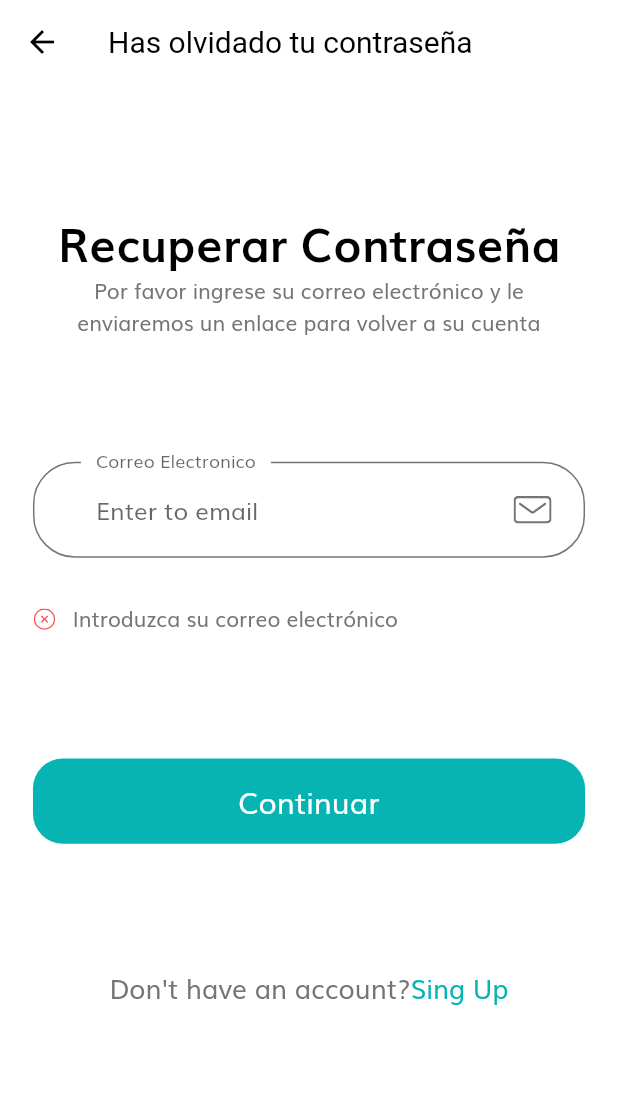
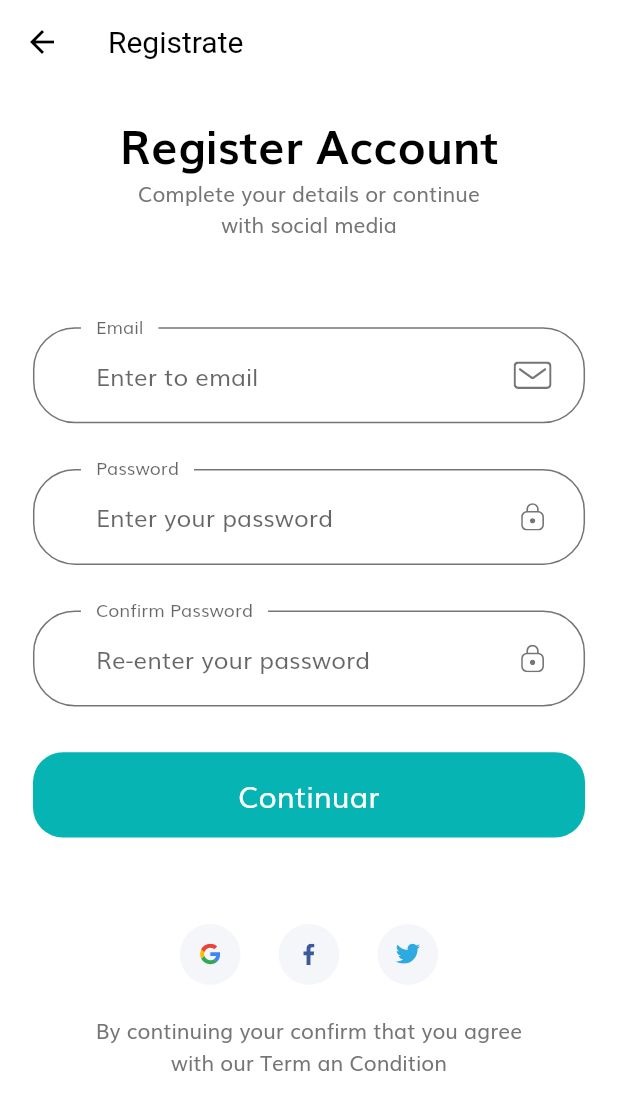
Before and after one commit to goclases05/shop_app, a Flutter app: the ForgotPasswordScreen screen opened by its route, after a tap on "Continuar", after a tap on "Sing Up", on a phone screen of 412 x 824 dp. Shown: the top 1110 px of the screen. Run offline on Flutter 3.47's test engine with Material 2 defaults, Android fonts, the phone set to English and light mode, and no system bars; our stand-ins replace flutter_svg; missing offline and left inert: dart:ffi.

```diff
--- a/lib/components/no_account_text.dart
+++ b/lib/components/no_account_text.dart
@@ -1,5 +1,7 @@
 import 'package:flutter/material.dart';
 import 'package:shop_app/constants.dart';
+import 'package:shop_app/screens/sign_in/sign_in_screen.dart';
+import 'package:shop_app/screens/sign_up/sign_up_screen.dart';
 
 import '../screens/forgot_password/forgot_password_screen.dart';
 import '../size_config.dart';
@@ -16,9 +18,7 @@ class NoAccountText extends StatelessWidget {
       children: [
         Text("Don't have an account?",style: TextStyle(fontSize: getProportionateScreenWidth(16)),),
         GestureDetector(
-          onTap: (){
-
-          },
+          onTap: ()=>Navigator.pushNamed(context, SignUpScreen.routeName),
           child: Text("Sing Up",style: TextStyle(fontSize: getProportionateScreenWidth(16),color: kPrimaryColor),)
         )
       ],
--- a/lib/constants.dart
+++ b/lib/constants.dart
@@ -1,4 +1,5 @@
 import 'package:flutter/material.dart';
+import 'package:shop_app/size_config.dart';
 
 
 const kPrimaryColor = Color.fromARGB(255, 7, 180, 180);
@@ -12,7 +13,7 @@ const kSecondaryColor = Color(0xFF979797);
 const kTextColor = Color(0xFF757575);
 
 const kAnimationDuration = Duration(milliseconds: 200);
-/*
+
 final headingStyle = TextStyle(
   fontSize: getProportionateScreenWidth(28),
   fontWeight: FontWeight.bold,
@@ -20,7 +21,7 @@ final headingStyle = TextStyle(
   height: 1.5,
 );
 
-const defaultDuration = Duration(milliseconds: 250);*/
+const defaultDuration = Duration(milliseconds: 250);
 
 //Form Error español
 final RegExp emailValidatorRegExp =
--- a/lib/routes.dart
+++ b/lib/routes.dart
@@ -1,8 +1,10 @@
 
 import 'package:flutter/cupertino.dart';
+import 'package:shop_app/screens/complete_profile/complete_profile_screen.dart';
 import 'package:shop_app/screens/forgot_password/forgot_password_screen.dart';
 import 'package:shop_app/screens/login_success/login_success_screen.dart';
 import 'package:shop_app/screens/sign_in/sign_in_screen.dart';
+import 'package:shop_app/screens/sign_up/sign_up_screen.dart';
 import 'package:shop_app/screens/splash/splash_screen.dart';
 import 'package:shop_app/size_config.dart';
 
@@ -27,4 +29,6 @@ final Map<String, WidgetBuilder> routes = {
   SignInScreen.routeName:(context)=>SignInScreen(),
   ForgotPasswordScreen.routeName:(context)=>ForgotPasswordScreen(),
   LoginSuccesScreen.routeName:(context)=>const LoginSuccesScreen(),
+  SignUpScreen.routeName:(context)=>const SignUpScreen(),
+  CompleteProfileScreen.routeName:(context)=>const CompleteProfileScreen(),
 };
--- /dev/null
+++ b/lib/screens/sign_up/components/body.dart
@@ -0,0 +1,51 @@
+import 'package:flutter/material.dart';
+import 'package:shop_app/components/socal_card.dart';
+import 'package:shop_app/constants.dart';
+import 'package:shop_app/screens/sign_up/components/sign_up_form.dart';
+import 'package:shop_app/size_config.dart';
+
+
+class Body extends StatelessWidget {
+  const Body({ Key? key }) : super(key: key);
+
+  @override
+  Widget build(BuildContext context) {
+    return SizedBox(
+      width: double.infinity,
+      child: Padding(
+        padding: EdgeInsets.symmetric(horizontal: getProportionateScreenWidth(20),),
+        child: SingleChildScrollView(
+          child: Column(
+            //mainAxisAlignment: MainAxisAlignment.spaceAround,
+            children: [
+              SizedBox(height: SizeConfig.screenHeight*0.02,),
+              Text("Register Account",
+                style: headingStyle,
+              ),
+              const Text(
+                "Complete your details or continue \nwith social media",
+                textAlign: TextAlign.center,
+
+              ),
+              SizedBox(height: SizeConfig.screenHeight*0.07,),
+              const SignUpForm(),
+              SizedBox(height: SizeConfig.screenHeight*0.07,),
+              Row(
+                mainAxisAlignment:MainAxisAlignment.center,
+                children: [
+                  SocalCard(icon: "assets/icons/google-icon.svg",press: (){},),
+                  SocalCard(icon: "assets/icons/facebook-2.svg",press: (){},),
+                  SocalCard(icon: "assets/icons/twitter.svg",press: (){},),
+                ],
+              ),
+              SizedBox(height:getProportionateScreenHeight(20)),
+              Text("By continuing your confirm that you agree \nwith our Term an Condition",
+                textAlign: TextAlign.center,
+              )
+            ],
+          ),
+        ),
+      ),
+    );
+  }
+}
--- /dev/null
+++ b/lib/screens/sign_up/components/sign_up_form.dart
@@ -0,0 +1,159 @@
+import 'package:flutter/material.dart';
+import 'package:shop_app/components/custom_icon_surffix.dart';
+import 'package:shop_app/components/default_button.dart';
+import 'package:shop_app/components/form_error_file.dart';
+import 'package:shop_app/constants.dart';
+import 'package:shop_app/screens/complete_profile/complete_profile_screen.dart';
+import 'package:shop_app/size_config.dart';
+
+class SignUpForm extends StatefulWidget {
+  const SignUpForm({ Key? key }) : super(key: key);
+
+  @override
+  _SignUpFormState createState() => _SignUpFormState();
+}
+
+class _SignUpFormState extends State<SignUpForm> {
+  final _formKey=GlobalKey<FormState>();
+  String? email,password,conform_paswword;
+  final List<String>errors=[];
+
+  @override
+  Widget build(BuildContext context) {
+    return Form(
+      key: _formKey,
+      child: Column(
+        children: [
+          buildEmailFormFile(),
+          SizedBox(height: getProportionateScreenHeight(30),),
+          buildPassWordEmail(),
+          SizedBox(height: getProportionateScreenHeight(30),),
+          buildConformPassword(),
+          SizedBox(height: getProportionateScreenHeight(30),),
+          FormError(errors: errors),
+          DefaultButton(text: "Continuar", press: (){
+            if(_formKey.currentState!.validate()){
+              //go to compleate profile page
+              Navigator.pushNamed(context, CompleteProfileScreen.routeName);
+            }
+          })
+        ],
+      ),
+    );
+  }
+
+  TextFormField buildConformPassword() {
+    return TextFormField(
+      obscureText: true,
+      onSaved: (newValue)=>conform_paswword=newValue,
+      onChanged: (value){
+        if (password==conform_paswword){
+          setState(() {
+            errors.remove(kMatchPassError);
+          });
+        }
+        return null;
+      },
+      validator: (value){
+        if (value!.isEmpty && !errors.contains(kPassNullError)){
+          setState(() {
+            errors.add(kPassNullError);
+          });
+          return "";
+        }else if(password!=value){
+          setState(() {
+            errors.add(kMatchPassError);
+          });
+          return "";
+        }
+        return null;
+      },
+      decoration:const InputDecoration(
+          hintText: "Re-enter your password",
+          labelText: "Confirm Password",
+          floatingLabelBehavior: FloatingLabelBehavior.always,
+          suffixIcon: CustomSurffixIcon(svgIcon: "assets/icons/Lock.svg")
+      ),
+    );
+  }
+
+  TextFormField buildPassWordEmail() {
+    return TextFormField(
+        obscureText: true,
+        onSaved: (newValue)=>password=newValue,
+        onChanged: (value){
+          if (value.isNotEmpty && errors.contains(kPassNullError)){
+            setState(() {
+              errors.remove(kPassNullError);
+            });
+          }else if(value.length>=8 && errors.contains(kShortPassError)){
+            setState(() {
+              errors.remove(kShortPassError);
+            });
+          }
+          return null;
+        },
+        validator: (value){
+          if (value!.isEmpty && !errors.contains(kPassNullError)){
+            setState(() {
+              errors.add(kPassNullError);
+            });
+            password=value;
+            return null;
+          }else if(value.length<8 && !errors.contains(kShortPassError)){
+            setState(() {
+              errors.add(kShortPassError);
+            });
+            return "";
+          }
+          return null;
+        },
+        decoration:const InputDecoration(
+            hintText: "Enter your password",
+            labelText: "Password",
+            floatingLabelBehavior: FloatingLabelBehavior.always,
+            suffixIcon: CustomSurffixIcon(svgIcon: "assets/icons/Lock.svg")
+        ),
+      );
+  }
+
+  TextFormField buildEmailFormFile() {
+    return TextFormField(
+          keyboardType: TextInputType.emailAddress,
+          onSaved: (newValue)=>email=newValue,
+          onChanged: (value){
+            if (value.isNotEmpty && errors.contains(kEmailNullError)){
+              setState(() {
+
+                errors.remove(kEmailNullError);
+              });
+            }else if(emailValidatorRegExp.hasMatch(value) && errors.contains(kInvalidEmailError)){
+              setState(() {
+                errors.remove(kInvalidEmailError);
+              });
+            }
+            return null;
+          },
+          validator: (value){
+            if (value!.isEmpty && !errors.contains(kEmailNullError)){
+              setState(() {
+                errors.add(kEmailNullError);
+              });
+              return "";
+            }else if(!emailValidatorRegExp.hasMatch(value) && !errors.contains(kInvalidEmailError)){
+              setState(() {
+                errors.add(kInvalidEmailError);
+              });
+              return "";
+            }
+            return null;
+          },
+          decoration:const InputDecoration(
+              hintText: "Enter to email",
+              labelText: "Email",
+              floatingLabelBehavior: FloatingLabelBehavior.always,
+              suffixIcon: CustomSurffixIcon(svgIcon: "assets/icons/Mail.svg")
+          ),
+        );
+  }
+}
--- /dev/null
+++ b/lib/screens/sign_up/sign_up_screen.dart
@@ -0,0 +1,17 @@
+import 'package:flutter/material.dart';
+import 'package:shop_app/screens/sign_up/components/body.dart';
+
+class SignUpScreen extends StatelessWidget {
+  const SignUpScreen({ Key? key }) : super(key: key);
+
+  static String routeName="/sign_up";
+  @override
+  Widget build(BuildContext context) {
+    return Scaffold(
+      appBar: AppBar(
+        title: Text("Registrate"),
+      ),
+      body: Body(),
+    );
+  }
+}
```
Also changed, not shown: lib/main.dart (+11 -2 lines), lib/screens/complete_profile/complete_profile_screen.dart (added, +18 -0 lines), lib/screens/complete_profile/components/body.dart (added, +102 -0 lines).
